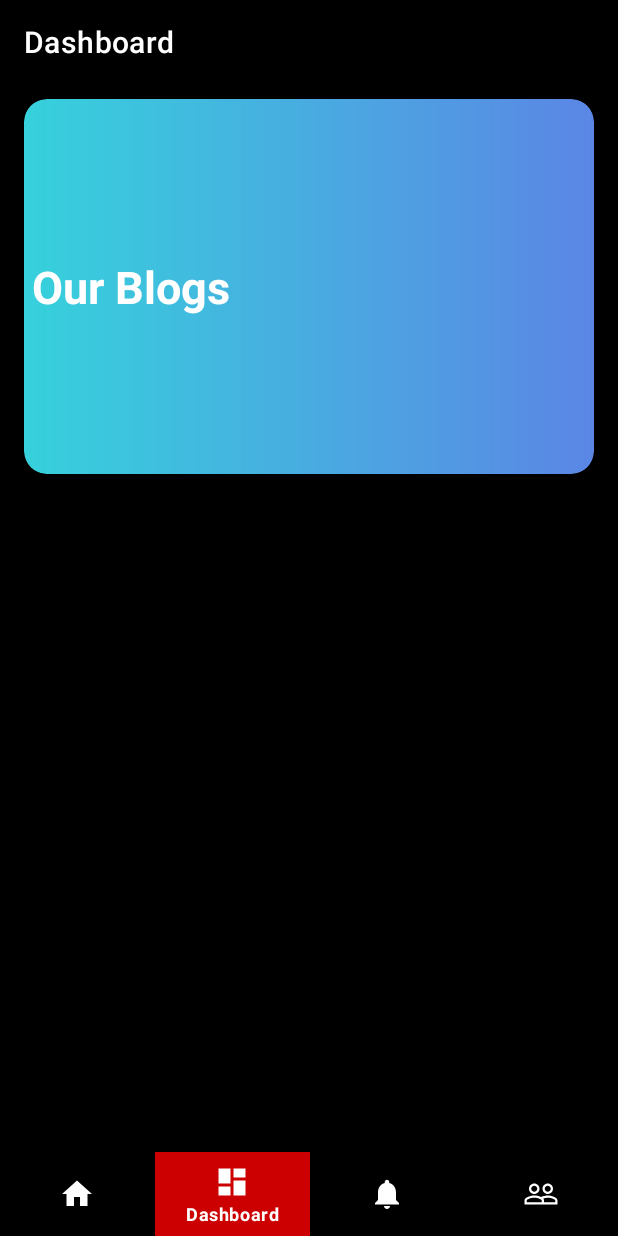
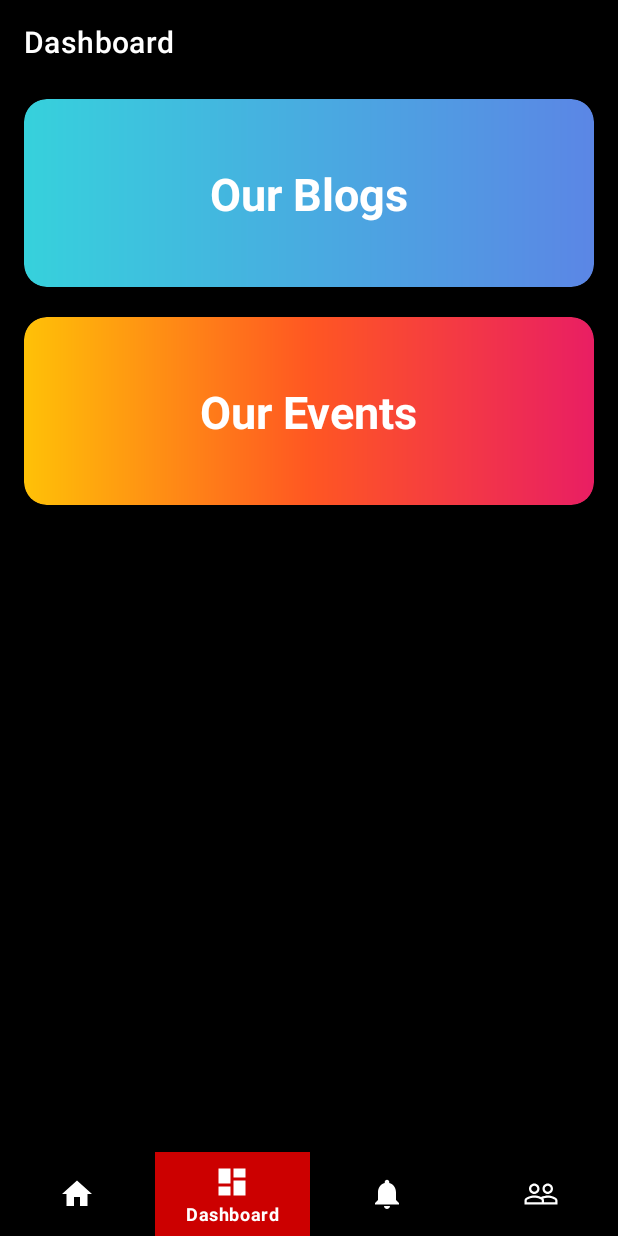
Before and after one commit to PrinceGarg23/IQ-Android, an Android app: the DashboardFragment screen opened through its navigation route, on a phone screen of 412 x 824 dp. Run offline under Robolectric (Android 15) with nearby library versions, the phone set to English and light mode, and no system bars; our stand-ins replace navigation-ui.

Commit message:
New Events area and UI changes

```diff
--- a/app/build.gradle
+++ b/app/build.gradle
@@ -47,6 +47,6 @@ dependencies {
     testImplementation 'junit:junit:4.+'
     androidTestImplementation 'androidx.test.ext:junit:1.1.3'
     androidTestImplementation 'androidx.test.espresso:espresso-core:3.4.0'
-
+    implementation 'org.jsoup:jsoup:1.14.3'
 
 }
--- a/app/src/main/AndroidManifest.xml
+++ b/app/src/main/AndroidManifest.xml
@@ -2,6 +2,7 @@
 <manifest xmlns:android="http://schemas.android.com/apk/res/android"
     package="com.example.iqapp">
 
+    <uses-permission android:name="android.permission.ACCESS_NETWORK_STATE" />
     <uses-permission android:name="android.permission.INTERNET" />
 
     <application
--- /dev/null
+++ b/app/src/main/res/drawable/ic_medium1.xml
@@ -0,0 +1,4 @@
+<vector android:height="85dp" android:viewportHeight="512"
+    android:viewportWidth="512" android:width="85dp" xmlns:android="http://schemas.android.com/apk/res/android">
+    <path android:fillColor="#ffffff" android:pathData="M256,0c141.29,0 256,114.71 256,256c0,141.29 -114.71,256 -256,256c-141.29,0 -256,-114.71 -256,-256c0,-141.29 114.71,-256 256,-256ZM405.439,390.919l0,-5.04l-23.389,-22.963c-2.065,-1.573 -3.089,-4.161 -2.661,-6.721l0,-168.719c-0.428,-2.561 0.596,-5.148 2.661,-6.722l23.95,-22.962l0,-5.041l-82.912,0l-59.105,147.438l-67.227,-147.438l-86.975,0l0,5.041l28.012,33.744c2.751,2.478 4.154,6.119 3.781,9.802l0,132.595c0.815,4.782 -0.692,9.669 -4.06,13.161l-31.514,38.224l0,5.04l89.356,0l0,-5.04l-31.513,-38.224c-3.394,-3.485 -4.995,-8.34 -4.342,-13.161l0,-114.673l78.433,171.098l9.103,0l67.367,-171.098l0,136.376c0,3.639 0,4.34 -2.382,6.719l-24.229,23.524l0,5.04l117.646,0Z"/>
+</vector>
--- /dev/null
+++ b/app/src/main/res/drawable/orange_gradient.xml
@@ -0,0 +1,13 @@
+<?xml version="1.0" encoding="utf-8"?>
+<shape xmlns:android="http://schemas.android.com/apk/res/android"
+    android:shape="rectangle">
+    <gradient
+        android:endColor="#FFC107"
+        android:centerColor="#FF5722"
+        android:startColor="#E91E63"
+        android:angle="180" />
+
+    <corners
+        android:radius="15dp">
+    </corners>
+</shape>
--- a/app/src/main/res/layout/fragment_dashboard.xml
+++ b/app/src/main/res/layout/fragment_dashboard.xml
@@ -15,7 +15,7 @@
 
         <androidx.cardview.widget.CardView
             android:layout_width="match_parent"
-            android:layout_height="250dp"
+            android:layout_height="125dp"
             android:layout_marginStart="16dp"
             android:layout_marginLeft="16dp"
             android:layout_marginTop="10dp"
@@ -30,7 +30,7 @@
                 android:layout_width="match_parent"
                 android:layout_height="match_parent"
                 android:padding="5dp"
-                android:background="@drawable/blog_gradient">
+                android:background="@drawable/blue_gradient">
 
                 <ImageView
                     android:id="@+id/blog_icon"
@@ -53,6 +53,55 @@
                     app:layout_constraintStart_toEndOf="@id/blog_icon"
                     app:layout_constraintTop_toTopOf="parent"
                     app:layout_constraintBottom_toBottomOf="parent"
+                    app:layout_constraintEnd_toEndOf="parent"
+                    />
+
+            </androidx.constraintlayout.widget.ConstraintLayout>
+
+
+        </androidx.cardview.widget.CardView>
+
+        <androidx.cardview.widget.CardView
+            android:layout_width="match_parent"
+            android:layout_height="125dp"
+            android:layout_marginStart="16dp"
+            android:layout_marginLeft="16dp"
+            android:layout_marginTop="10dp"
+            android:layout_marginEnd="16dp"
+            android:layout_marginRight="16dp"
+            android:layout_marginBottom="10dp"
+            app:cardCornerRadius="15dp"
+            android:backgroundTint="@color/background">
+
+            <androidx.constraintlayout.widget.ConstraintLayout
+                android:id="@+id/our_events"
+                android:layout_width="match_parent"
+                android:layout_height="match_parent"
+                android:padding="5dp"
+                android:background="@drawable/orange_gradient">
+
+                <ImageView
+                    android:id="@+id/events_icon"
+                    android:layout_width="wrap_content"
+                    android:layout_height="120dp"
+                    android:scaleType="fitXY"
+                    android:contentDescription="Our events"
+                    android:background="?attr/colorAccent"
+                    app:layout_constraintTop_toTopOf="parent"
+                    app:layout_constraintStart_toStartOf="parent"
+                    app:layout_constraintBottom_toBottomOf="parent"/>
+                <TextView
+                    android:id="@+id/events_text"
+                    android:layout_width="wrap_content"
+                    android:layout_height="wrap_content"
+                    android:textColor="?attr/colorOnPrimary"
+                    android:textSize="30sp"
+                    android:textStyle="bold"
+                    android:text="Our Events"
+                    app:layout_constraintStart_toEndOf="@id/events_icon"
+                    app:layout_constraintTop_toTopOf="parent"
+                    app:layout_constraintBottom_toBottomOf="parent"
+                    app:layout_constraintEnd_toEndOf="parent"
                     />
 
             </androidx.constraintlayout.widget.ConstraintLayout>
--- a/app/src/main/res/values/colors.xml
+++ b/app/src/main/res/values/colors.xml
@@ -11,4 +11,5 @@
     <color name="background">#1a1a1a</color>
     <color name="tab_enable">#800000</color>
     <color name="tab_disable">#ffffff</color>
+    <color name="progressBar">#5B86E5</color>
 </resources>
```
Also changed, not shown: app/src/main/java/com/example/iqapp/BlogRecyclerViewAdapter.java (+35 -4 lines), app/src/main/java/com/example/iqapp/OurBlog.java (+17 -3 lines), app/src/main/res/layout/activity_our_blog.xml (+14 -0 lines), app/src/main/res/layout/blog_view.xml (+16 -11 lines), app/src/main/res/drawable/blue_gradient.xml (renamed from app/src/main/res/drawable/blog_gradient.xml), app/src/main/res/drawable/ic_medium.png (added).
